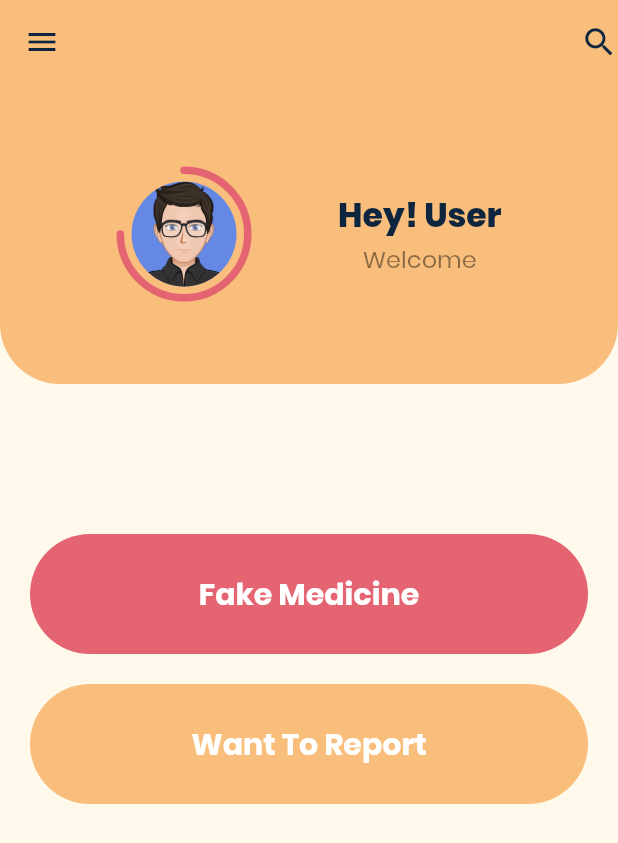
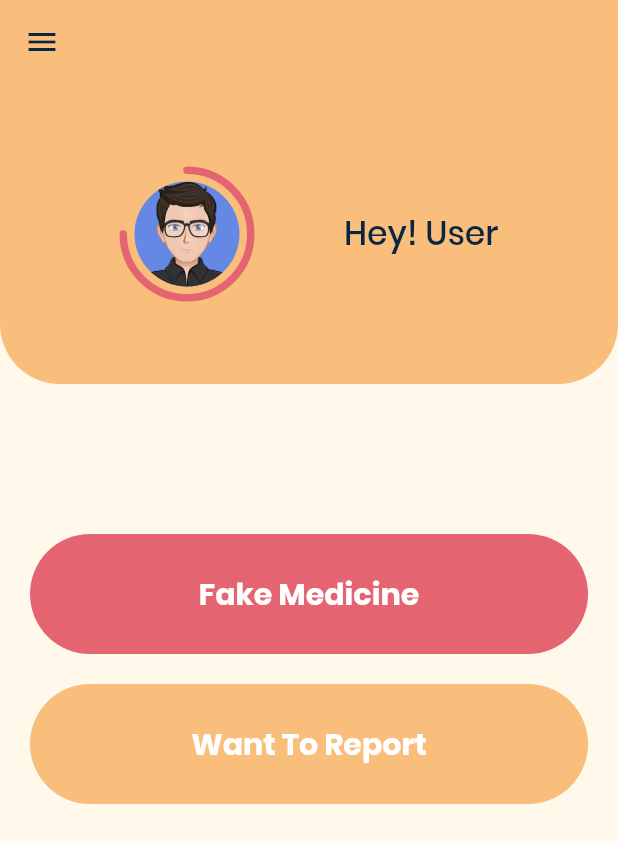
Before and after one commit to PriyanshuRj/MEDEX, a Flutter app: the UploadImage screen opened directly, after a tap on the "add a photo" icon, on a phone screen of 412 x 824 dp. Shown: the top 843 px of the screen. Run offline on Flutter 3.47's test engine with Material 2 defaults, Android fonts, the phone set to English and light mode, and no system bars; drawn by our look-alikes of percent_indicator; our stand-ins replace camera; missing offline and left inert: sawo.

Commit message:
add lots of code

```diff
--- a/front_end/lib/screens/result.dart
+++ b/front_end/lib/screens/result.dart
@@ -28,7 +28,7 @@ class Result extends StatelessWidget {
         elevation: 0,
         // bottom: Icon(Icons.search, color: LightColors.kDarkBlue, size: 25.0),
         actions: [
-          Icon(Icons.search, color: LightColors.kDarkBlue, size: 25.0),
+          // Icon(Icons.search, color: LightColors.kDarkBlue, size: 25.0),
         ],
         iconTheme: IconThemeData(color: LightColors.kDarkBlue),
       ),
@@ -84,18 +84,7 @@ class Result extends StatelessWidget {
                                   style: TextStyle(
                                     fontSize: 22.0,
                                     color: LightColors.kDarkBlue,
-                                    fontWeight: FontWeight.w800,
-                                  ),
-                                ),
-                              ),
-                              Container(
-                                child: Text(
-                                  'Welcome',
-                                  textAlign: TextAlign.start,
-                                  style: TextStyle(
-                                    fontSize: 16.0,
-                                    color: Colors.black45,
-                                    fontWeight: FontWeight.w400,
+                                    fontWeight: FontWeight.w500,
                                   ),
                                 ),
                               ),
--- a/front_end/lib/screens/upload_image.dart
+++ b/front_end/lib/screens/upload_image.dart
@@ -85,18 +85,7 @@ class UploadImage extends StatelessWidget {
                                   style: TextStyle(
                                     fontSize: 22.0,
                                     color: LightColors.kDarkBlue,
-                                    fontWeight: FontWeight.w800,
-                                  ),
-                                ),
-                              ),
-                              Container(
-                                child: Text(
-                                  'Welcome',
-                                  textAlign: TextAlign.start,
-                                  style: TextStyle(
-                                    fontSize: 16.0,
-                                    color: Colors.black45,
-                                    fontWeight: FontWeight.w400,
+                                    fontWeight: FontWeight.w500,
                                   ),
                                 ),
                               ),
--- a/front_end/lib/widgets/drawer.dart
+++ b/front_end/lib/widgets/drawer.dart
@@ -55,13 +55,13 @@ class MyDrawer extends StatelessWidget {
                               style: TextStyle(
                                 fontSize: 22.0,
                                 color: LightColors.kDarkBlue,
-                                fontWeight: FontWeight.w800,
+                                fontWeight: FontWeight.w500,
                               ),
                             ),
                           ),
                           Container(
                             child: Text(
-                              'Welcome',
+                              'Welcome to MEDEX',
                               textAlign: TextAlign.start,
                               style: TextStyle(
                                 fontSize: 16.0,
```
